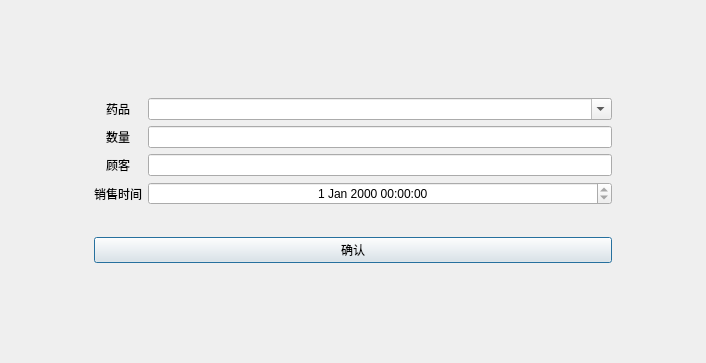
Old version of the form ui_app/sell_drug.ui in the repository live1089/pharmacy_system.
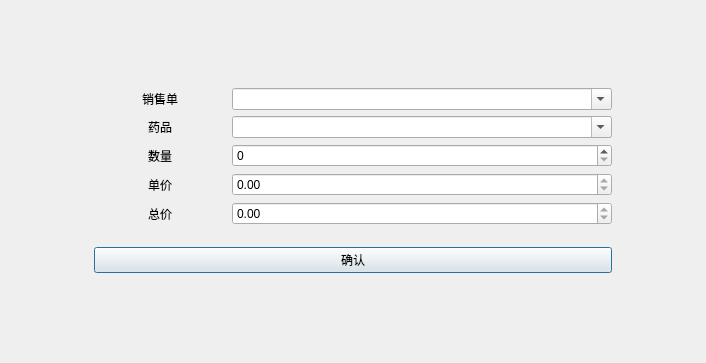
New version of the form.

```diff
--- a/ui_app/sell_drug.ui
+++ b/ui_app/sell_drug.ui
@@ -65,39 +65,6 @@
    <item row="1" column="1">
     <layout class="QGridLayout" name="gridLayout">
      <item row="3" column="0">
-      <widget class="QLabel" name="label_4">
-       <property name="text">
-        <string>销售时间</string>
-       </property>
-       <property name="alignment">
-        <set>Qt::AlignmentFlag::AlignCenter</set>
-       </property>
-      </widget>
-     </item>
-     <item row="3" column="1">
-      <widget class="QDateTimeEdit" name="sell_drug_time">
-       <property name="alignment">
-        <set>Qt::AlignmentFlag::AlignCenter</set>
-       </property>
-       <property name="readOnly">
-        <bool>true</bool>
-       </property>
-      </widget>
-     </item>
-     <item row="2" column="0">
-      <widget class="QLabel" name="label_3">
-       <property name="text">
-        <string>顾客</string>
-       </property>
-       <property name="alignment">
-        <set>Qt::AlignmentFlag::AlignCenter</set>
-       </property>
-      </widget>
-     </item>
-     <item row="2" column="1">
-      <widget class="QLineEdit" name="customer_line_edit"/>
-     </item>
-     <item row="1" column="0">
       <widget class="QLabel" name="label_2">
        <property name="text">
         <string>数量</string>
@@ -107,17 +74,54 @@
        </property>
       </widget>
      </item>
-     <item row="0" column="1">
-      <widget class="QComboBox" name="sell_drug_combox">
-       <property name="editable">
+     <item row="5" column="1">
+      <widget class="QDoubleSpinBox" name="lump_sum_doubleSpinBox">
+       <property name="readOnly">
         <bool>true</bool>
+       </property>
+       <property name="maximum">
+        <double>9999999999.989999771118164</double>
+       </property>
+      </widget>
+     </item>
+     <item row="4" column="0">
+      <widget class="QLabel" name="label_3">
+       <property name="text">
+        <string>单价</string>
+       </property>
+       <property name="alignment">
+        <set>Qt::AlignmentFlag::AlignCenter</set>
+       </property>
+      </widget>
+     </item>
+     <item row="4" column="1">
+      <widget class="QDoubleSpinBox" name="price_doubleSpinBox">
+       <property name="readOnly">
+        <bool>true</bool>
+       </property>
+       <property name="maximum">
+        <double>9999999999.989999771118164</double>
+       </property>
+      </widget>
+     </item>
+     <item row="5" column="0">
+      <widget class="QLabel" name="label_5">
+       <property name="text">
+        <string>总价</string>
+       </property>
+       <property name="alignment">
+        <set>Qt::AlignmentFlag::AlignCenter</set>
        </property>
       </widget>
      </item>
      <item row="1" column="1">
-      <widget class="QLineEdit" name="number_lineEdit"/>
+      <widget class="QComboBox" name="sell_drug_combox">
+       <property name="editable">
+        <bool>true</bool>
+       </property>
+      </widget>
      </item>
-     <item row="0" column="0">
+     <item row="1" column="0">
       <widget class="QLabel" name="label">
        <property name="text">
         <string>药品</string>
@@ -127,6 +131,38 @@
        </property>
       </widget>
      </item>
+     <item row="0" column="0">
+      <widget class="QLabel" name="label_4">
+       <property name="text">
+        <string>销售单</string>
+       </property>
+       <property name="alignment">
+        <set>Qt::AlignmentFlag::AlignCenter</set>
+       </property>
+      </widget>
+     </item>
+     <item row="0" column="1">
+      <widget class="QComboBox" name="sell_list_combox">
+       <property name="sizePolicy">
+        <sizepolicy hsizetype="Fixed" vsizetype="Fixed">
+         <horstretch>0</horstretch>
+         <verstretch>0</verstretch>
+        </sizepolicy>
+       </property>
+       <property name="minimumSize">
+        <size>
+         <width>380</width>
+         <height>0</height>
+        </size>
+       </property>
+       <property name="editable">
+        <bool>true</bool>
+       </property>
+      </widget>
+     </item>
+     <item row="3" column="1">
+      <widget class="QSpinBox" name="number_spinBox"/>
+     </item>
     </layout>
    </item>
    <item row="2" column="1">
```
